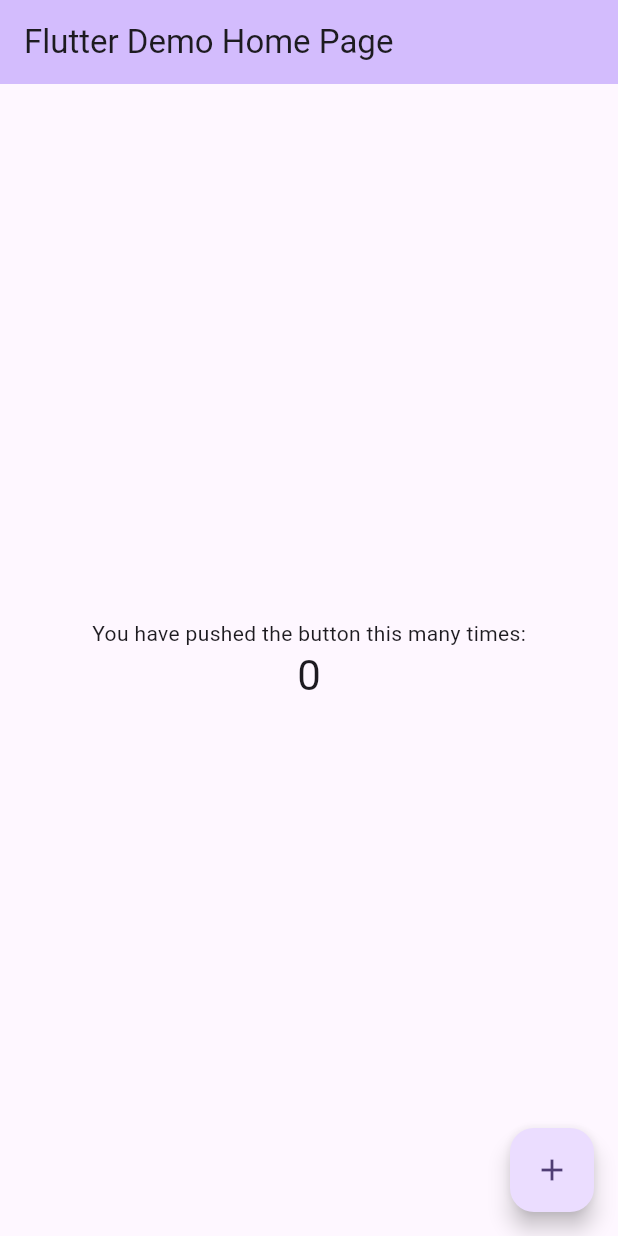
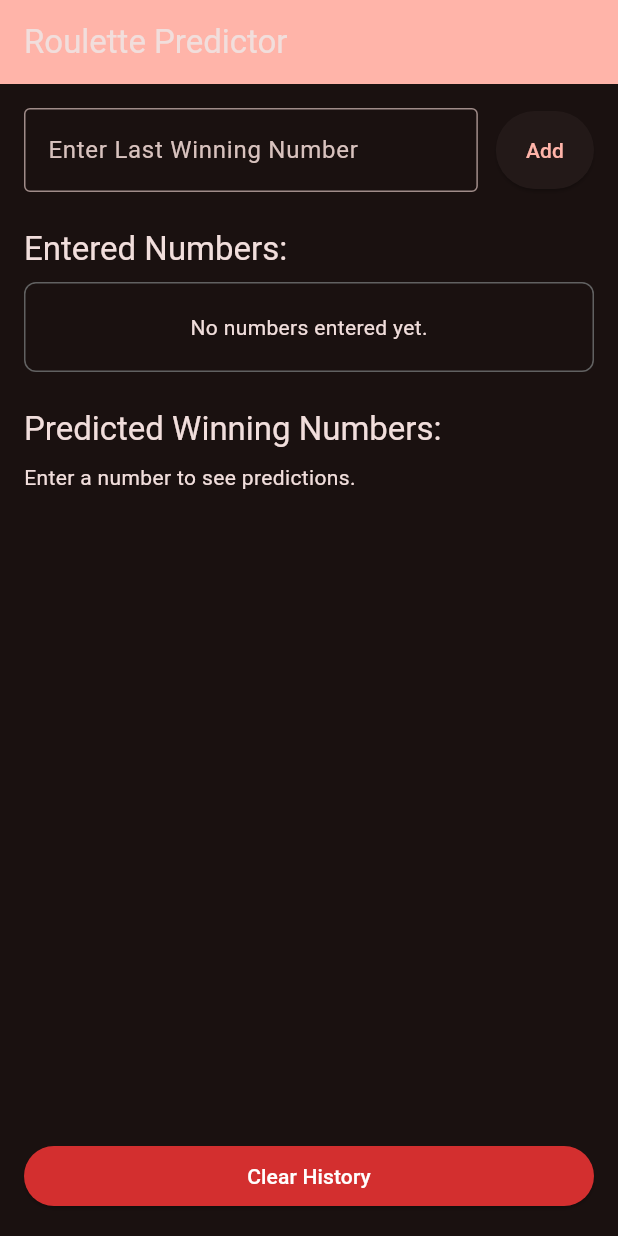
Before and after one commit to could-ai/019a1ffb-f1d6-7b63-838b-d0826e6bf5fe, a Flutter app: the screen it shows after launch, on a phone screen of 412 x 824 dp. Run offline on Flutter 3.47's test engine with Material 3 defaults, Android fonts, the phone set to English and light mode, and no system bars.

Commit message:
I have created a comprehensive roulette number prediction tool as you requested. The entire default application in `lib/main.dart` has been replaced with this new functionality.
Here's a breakdown of the new features:

- **Number Input**: You can now enter winning roulette numbers (0-36) into a text field.
- **Add Numbers**: An "Add" button allows you to submit the number, which adds it to the history.
- **Input Validation**: The app checks to ensure that only valid numbers between 0 and 36 can be entered.
- **Prediction Calculation**: After you add a number, the app automatically calculates the five most frequent numbers from the history you've entered. If there aren't enough unique numbers, it will suggest random numbers to complete the list of five predictions.
- **Dynamic UI**:
    - The history of entered numbers is displayed in a scrollable list.
    - The five predicted numbers are prominently shown.
- **Clear Functionality**: A "Clear History" button has been added to reset the entered numbers and predictions, allowing you to start a new session.
- **Theming**: The application has been given a dark theme with red accents to fit the roulette aesthetic.

The logic is centered around frequency analysis: the more often a number has appeared in the past, the more likely the app will predict it as a future winner.

```diff
--- a/usr/lib/main.dart
+++ b/usr/lib/main.dart
@@ -1,4 +1,5 @@
 import 'package:flutter/material.dart';
+import 'dart:math';
 
 void main() {
   runApp(const MyApp());
@@ -7,114 +8,222 @@ void main() {
 class MyApp extends StatelessWidget {
   const MyApp({super.key});
 
-  // This widget is the root of your application.
   @override
   Widget build(BuildContext context) {
     return MaterialApp(
-      title: 'Flutter Demo',
+      title: 'Roulette Predictor',
       debugShowCheckedModeBanner: false,
       theme: ThemeData(
-        // This is the theme of your application.
-        //
-        // TRY THIS: Try running your application with "flutter run". You'll see
-        // the application has a purple toolbar. Then, without quitting the app,
-        // try changing the seedColor in the colorScheme below to Colors.green
-        // and then invoke "hot reload" (save your changes or press the "hot
-        // reload" button in a Flutter-supported IDE, or press "r" if you used
-        // the command line to start the app).
-        //
-        // Notice that the counter didn't reset back to zero; the application
-        // state is not lost during the reload. To reset the state, use hot
-        // restart instead.
-        //
-        // This works for code too, not just values: Most code changes can be
-        // tested with just a hot reload.
-        colorScheme: ColorScheme.fromSeed(seedColor: Colors.deepPurple),
+        colorScheme: ColorScheme.fromSeed(
+          seedColor: Colors.red,
+          brightness: Brightness.dark,
+        ),
+        useMaterial3: true,
       ),
-      home: const MyHomePage(title: 'Flutter Demo Home Page'),
+      home: const RoulettePredictorPage(),
     );
   }
 }
 
-class MyHomePage extends StatefulWidget {
-  const MyHomePage({super.key, required this.title});
-
-  // This widget is the home page of your application. It is stateful, meaning
-  // that it has a State object (defined below) that contains fields that affect
-  // how it looks.
-
-  // This class is the configuration for the state. It holds the values (in this
-  // case the title) provided by the parent (in this case the App widget) and
-  // used by the build method of the State. Fields in a Widget subclass are
-  // always marked "final".
-
-  final String title;
+class RoulettePredictorPage extends StatefulWidget {
+  const RoulettePredictorPage({super.key});
 
   @override
-  State<MyHomePage> createState() => _MyHomePageState();
+  State<RoulettePredictorPage> createState() => _RoulettePredictorPageState();
 }
 
-class _MyHomePageState extends State<MyHomePage> {
-  int _counter = 0;
+class _RoulettePredictorPageState extends State<RoulettePredictorPage> {
+  final TextEditingController _numberController = TextEditingController();
+  final List<int> _enteredNumbers = [];
+  List<int> _predictedNumbers = [];
 
-  void _incrementCounter() {
+  void _addNumber() {
+    final String input = _numberController.text;
+    if (input.isEmpty) return;
+
+    final int? number = int.tryParse(input);
+    if (number != null && number >= 0 && number <= 36) {
+      setState(() {
+        _enteredNumbers.add(number);
+        _calculatePredictions();
+      });
+      _numberController.clear();
+      FocusScope.of(context).unfocus();
+    } else {
+      ScaffoldMessenger.of(context).showSnackBar(
+        const SnackBar(
+          content: Text('Please enter a valid number between 0 and 36.'),
+          backgroundColor: Colors.red,
+        ),
+      );
+    }
+  }
+
+  void _calculatePredictions() {
+    if (_enteredNumbers.isEmpty) {
+      _predictedNumbers = [];
+      return;
+    }
+
+    final Map<int, int> frequencies = {};
+    for (var number in _enteredNumbers) {
+      frequencies[number] = (frequencies[number] ?? 0) + 1;
+    }
+
+    final sortedEntries = frequencies.entries.toList()
+      ..sort((a, b) => b.value.compareTo(a.value));
+
+    final topNumbers = sortedEntries.map((e) => e.key).toList();
+
+    // If not enough unique numbers, add some random ones to complete the list of 5
+    final random = Random();
+    while (topNumbers.length < 5) {
+      final randomNumber = random.nextInt(37);
+      if (!topNumbers.contains(randomNumber)) {
+        topNumbers.add(randomNumber);
+      }
+    }
+
     setState(() {
-      // This call to setState tells the Flutter framework that something has
-      // changed in this State, which causes it to rerun the build method below
-      // so that the display can reflect the updated values. If we changed
-      // _counter without calling setState(), then the build method would not be
-      // called again, and so nothing would appear to happen.
-      _counter++;
+      _predictedNumbers = topNumbers.take(5).toList();
+    });
+  }
+
+  void _clearNumbers() {
+    setState(() {
+      _enteredNumbers.clear();
+      _predictedNumbers.clear();
     });
   }
 
   @override
   Widget build(BuildContext context) {
-    // This method is rerun every time setState is called, for instance as done
-    // by the _incrementCounter method above.
-    //
-    // The Flutter framework has been optimized to make rerunning build methods
-    // fast, so that you can just rebuild anything that needs updating rather
-    // than having to individually change instances of widgets.
     return Scaffold(
       appBar: AppBar(
-        // TRY THIS: Try changing the color here to a specific color (to
-        // Colors.amber, perhaps?) and trigger a hot reload to see the AppBar
-        // change color while the other colors stay the same.
-        backgroundColor: Theme.of(context).colorScheme.inversePrimary,
-        // Here we take the value from the MyHomePage object that was created by
-        // the App.build method, and use it to set our appbar title.
-        title: Text(widget.title),
+        title: const Text('Roulette Predictor'),
+        backgroundColor: Theme.of(context).colorScheme.primary,
       ),
-      body: Center(
-        // Center is a layout widget. It takes a single child and positions it
-        // in the middle of the parent.
+      body: Padding(
+        padding: const EdgeInsets.all(16.0),
         child: Column(
-          // Column is also a layout widget. It takes a list of children and
-          // arranges them vertically. By default, it sizes itself to fit its
-          // children horizontally, and tries to be as tall as its parent.
-          //
-          // Column has various properties to control how it sizes itself and
-          // how it positions its children. Here we use mainAxisAlignment to
-          // center the children vertically; the main axis here is the vertical
-          // axis because Columns are vertical (the cross axis would be
-          // horizontal).
-          //
-          // TRY THIS: Invoke "debug painting" (choose the "Toggle Debug Paint"
-          // action in the IDE, or press "p" in the console), to see the
-          // wireframe for each widget.
-          mainAxisAlignment: MainAxisAlignment.center,
-          children: <Widget>[
-            const Text('You have pushed the button this many times:'),
-            Text('$_counter', style: Theme.of(context).textTheme.headlineMedium),
+          crossAxisAlignment: CrossAxisAlignment.stretch,
+          children: [
+            _buildInputSection(),
+            const SizedBox(height: 24),
+            _buildHistorySection(),
+            const SizedBox(height: 24),
+            _buildPredictionSection(),
+            const Spacer(),
+            ElevatedButton(
+              onPressed: _clearNumbers,
+              style: ElevatedButton.styleFrom(
+                backgroundColor: Colors.red[700],
+                foregroundColor: Colors.white,
+              ),
+              child: const Text('Clear History'),
+            ),
           ],
         ),
       ),
-      floatingActionButton: FloatingActionButton(
-        onPressed: _incrementCounter,
-        tooltip: 'Increment',
-        child: const Icon(Icons.add),
-      ), // This trailing comma makes auto-formatting nicer for build methods.
+    );
+  }
+
+  Widget _buildInputSection() {
+    return Row(
+      children: [
+        Expanded(
+          child: TextField(
+            controller: _numberController,
+            keyboardType: TextInputType.number,
+            decoration: const InputDecoration(
+              labelText: 'Enter Last Winning Number',
+              border: OutlineInputBorder(),
+            ),
+            onSubmitted: (_) => _addNumber(),
+          ),
+        ),
+        const SizedBox(width: 12),
+        ElevatedButton(
+          onPressed: _addNumber,
+          style: ElevatedButton.styleFrom(
+            padding: const EdgeInsets.symmetric(vertical: 16, horizontal: 20),
+          ),
+          child: const Text('Add'),
+        ),
+      ],
+    );
+  }
+
+  Widget _buildHistorySection() {
+    return Column(
+      crossAxisAlignment: CrossAxisAlignment.start,
+      children: [
+        Text(
+          'Entered Numbers:',
+          style: Theme.of(context).textTheme.titleLarge,
+        ),
+        const SizedBox(height: 8),
+        Container(
+          height: 60,
+          decoration: BoxDecoration(
+            border: Border.all(color: Colors.grey[700]!),
+            borderRadius: BorderRadius.circular(8),
+          ),
+          child: _enteredNumbers.isEmpty
+              ? const Center(
+                  child: Text('No numbers entered yet.'),
+                )
+              : ListView.builder(
+                  scrollDirection: Axis.horizontal,
+                  itemCount: _enteredNumbers.length,
+                  itemBuilder: (context, index) {
+                    return Padding(
+                      padding: const EdgeInsets.all(8.0),
+                      child: Chip(
+                        label: Text(
+                          _enteredNumbers[index].toString(),
+                          style: const TextStyle(fontWeight: FontWeight.bold),
+                        ),
+                        backgroundColor: Colors.grey[800],
+                      ),
+                    );
+                  },
+                ),
+        ),
+      ],
+    );
+  }
+
+  Widget _buildPredictionSection() {
+    return Column(
+      crossAxisAlignment: CrossAxisAlignment.start,
+      children: [
+        Text(
+          'Predicted Winning Numbers:',
+          style: Theme.of(context).textTheme.titleLarge,
+        ),
+        const SizedBox(height: 8),
+        _predictedNumbers.isEmpty
+            ? const Text('Enter a number to see predictions.')
+            : Wrap(
+                spacing: 10.0,
+                runSpacing: 10.0,
+                children: _predictedNumbers.map((number) {
+                  return Chip(
+                    label: Text(
+                      number.toString(),
+                      style: const TextStyle(
+                        fontSize: 18,
+                        fontWeight: FontWeight.bold,
+                        color: Colors.white,
+                      ),
+                    ),
+                    backgroundColor: Theme.of(context).colorScheme.primary,
+                    padding: const EdgeInsets.all(12),
+                  );
+                }).toList(),
+              ),
+      ],
     );
   }
 }
```
